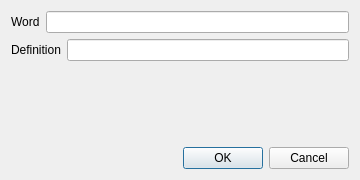
Above: dialogaddnewword.ui from sangpham2710/CS163-Project before the change. Below: the same form after it.
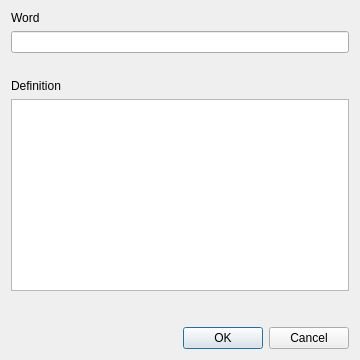
That is the form after the change.

Commit message: add tab widget word definition and edit main window

Diff of the .ui file:
```diff
--- a/dialogaddnewword.ui
+++ b/dialogaddnewword.ui
@@ -7,17 +7,17 @@
     <x>0</x>
     <y>0</y>
     <width>360</width>
-    <height>180</height>
+    <height>360</height>
    </rect>
   </property>
   <property name="windowTitle">
    <string>Dialog</string>
   </property>
-  <layout class="QVBoxLayout" name="verticalLayout_2">
+  <layout class="QVBoxLayout" name="verticalLayout_4">
    <item>
-    <layout class="QVBoxLayout" name="verticalLayout">
+    <layout class="QVBoxLayout" name="verticalLayout_3">
      <item>
-      <layout class="QHBoxLayout" name="horizontalLayoutNewWord">
+      <layout class="QVBoxLayout" name="verticalLayout_2">
        <item>
         <widget class="QLabel" name="labelNewWord">
          <property name="enabled">
@@ -34,7 +34,23 @@
       </layout>
      </item>
      <item>
-      <layout class="QHBoxLayout" name="horizontalLayoutAddNewDefinition">
+      <spacer name="verticalSpacer">
+       <property name="orientation">
+        <enum>Qt::Vertical</enum>
+       </property>
+       <property name="sizeType">
+        <enum>QSizePolicy::MinimumExpanding</enum>
+       </property>
+       <property name="sizeHint" stdset="0">
+        <size>
+         <width>20</width>
+         <height>20</height>
+        </size>
+       </property>
+      </spacer>
+     </item>
+     <item>
+      <layout class="QVBoxLayout" name="verticalLayout">
        <item>
         <widget class="QLabel" name="labelNewDefinition">
          <property name="text">
@@ -43,21 +59,34 @@
         </widget>
        </item>
        <item>
-        <widget class="QLineEdit" name="lineEditNewDefinition"/>
+        <widget class="QTextEdit" name="textEditNewDefinition">
+         <property name="enabled">
+          <bool>true</bool>
+         </property>
+         <property name="sizePolicy">
+          <sizepolicy hsizetype="MinimumExpanding" vsizetype="Maximum">
+           <horstretch>0</horstretch>
+           <verstretch>0</verstretch>
+          </sizepolicy>
+         </property>
+        </widget>
        </item>
       </layout>
      </item>
     </layout>
    </item>
    <item>
-    <spacer name="verticalSpacer">
+    <spacer name="verticalSpacer_2">
      <property name="orientation">
       <enum>Qt::Vertical</enum>
      </property>
+     <property name="sizeType">
+      <enum>QSizePolicy::MinimumExpanding</enum>
+     </property>
      <property name="sizeHint" stdset="0">
       <size>
        <width>20</width>
-       <height>40</height>
+       <height>20</height>
       </size>
      </property>
     </spacer>
```
The commit also changes 11 other files.
